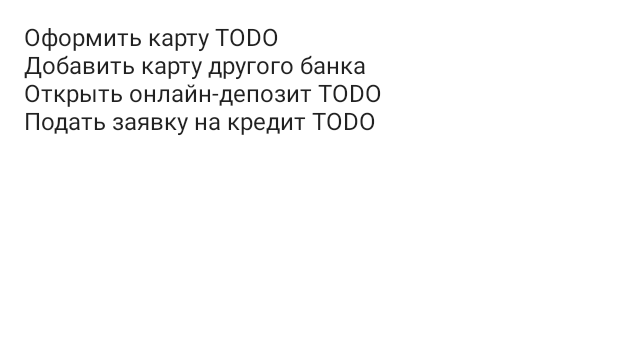
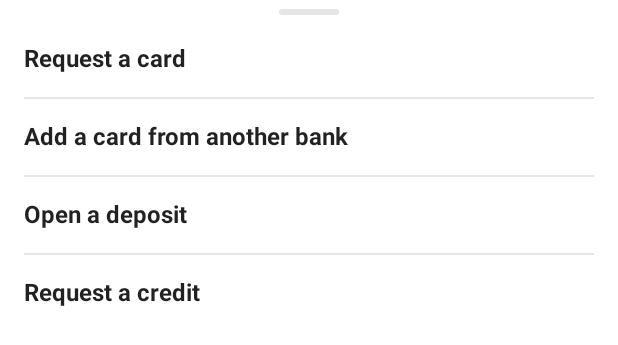
Before and after one commit to FestakEvgeny/PriorCopy, an Android app built with Jetpack Compose: the @Preview function AddMyProductBottomSheetComponentPreview, on a phone screen of 412 x 824 dp. Shown: the top 345 px of the screen. Run offline under Robolectric (Android 15) with nearby library versions, the phone set to English and light mode, and no system bars.

Commit message:
Applied bottom sheet.

```diff
--- a/androidApp/app/src/main/java/fetskovich/evgeny/app/features/ui/core/main/products/ui/myproducts/addproduct/AddMyProductBottomSheetComponent.kt
+++ b/androidApp/app/src/main/java/fetskovich/evgeny/app/features/ui/core/main/products/ui/myproducts/addproduct/AddMyProductBottomSheetComponent.kt
@@ -1,35 +1,130 @@
 package fetskovich.evgeny.app.features.ui.core.main.products.ui.myproducts.addproduct
 
+import androidx.compose.foundation.clickable
 import androidx.compose.foundation.layout.Column
-import androidx.compose.foundation.layout.fillMaxHeight
-import androidx.compose.foundation.layout.fillMaxSize
+import androidx.compose.foundation.layout.Spacer
 import androidx.compose.foundation.layout.fillMaxWidth
+import androidx.compose.foundation.layout.height
 import androidx.compose.foundation.layout.padding
-import androidx.compose.material.BottomSheetScaffold
+import androidx.compose.material.Divider
+import androidx.compose.material.MaterialTheme
 import androidx.compose.material.Text
 import androidx.compose.runtime.Composable
+import androidx.compose.ui.Alignment
 import androidx.compose.ui.Modifier
+import androidx.compose.ui.res.stringResource
 import androidx.compose.ui.tooling.preview.Preview
 import androidx.compose.ui.unit.dp
+import fetskovich.evgeny.components.separators.OvalSeparator
+import fetskovich.evgeny.presentation.theme.ApplicationTheme
 import fetskovich.evgeny.presentation.theme.BasicTheme
+import fetskovich.evgeny.recipeskmm.app.R
+
+private val itemModifier = Modifier
+    .padding(
+        top = 16.dp
+    )
 
 @Composable
-fun AddMyProductBottomSheetComponent() {
+fun AddMyProductBottomSheetComponent(
+    createCardClick: () -> Unit,
+    createCardOfAnotherBankClick: () -> Unit,
+    openOnlineDeposit: () -> Unit,
+    requestForOpenCredit: () -> Unit,
+) {
+
+    val dividerColor = ApplicationTheme.colors.onBackground.copy(
+        alpha = 0.1f,
+    )
+
+    val textStyle = MaterialTheme.typography.subtitle2
 
     Column(
         modifier = Modifier
             .fillMaxWidth()
-            .fillMaxHeight(0.5f)
-            .padding(16.dp)
+            .padding(
+                start = 16.dp,
+                end = 16.dp,
+                bottom = 16.dp,
+            )
     ) {
 
-        Text(text = "Оформить карту TODO")
+        Spacer(
+            modifier = Modifier
+                .height(6.dp)
+        )
 
-        Text(text = "Добавить карту другого банка")
+        OvalSeparator(
+            color = dividerColor,
+            height = 4.dp,
+            width = 40.dp,
+            modifier = Modifier
+                .align(Alignment.CenterHorizontally)
+        )
 
-        Text(text = "Открыть онлайн-депозит TODO")
+        Spacer(
+            modifier = Modifier
+                .height(20.dp)
+        )
 
-        Text(text = "Подать заявку на кредит TODO")
+        Text(
+            text = stringResource(id = R.string.products_screen_add_product_card),
+            style = textStyle,
+            modifier = Modifier
+                .clickable(
+                    onClick = createCardClick
+                )
+        )
+
+        Divider(
+            color = dividerColor,
+            modifier = itemModifier
+                .fillMaxWidth(),
+        )
+
+        Text(
+            text = stringResource(id = R.string.products_screen_add_product_card_another_bank),
+            style = textStyle,
+            modifier = itemModifier
+                .clickable(
+                    onClick = createCardOfAnotherBankClick
+                ),
+        )
+
+        Divider(
+            color = dividerColor,
+            modifier = itemModifier
+                .fillMaxWidth(),
+        )
+
+        Text(
+            text = stringResource(id = R.string.products_screen_add_product_deposit),
+            style = textStyle,
+            modifier = itemModifier
+                .clickable(
+                    onClick = openOnlineDeposit
+                ),
+        )
+
+        Divider(
+            color = dividerColor,
+            modifier = itemModifier
+                .fillMaxWidth(),
+        )
+
+        Text(
+            text = stringResource(id = R.string.products_screen_add_product_credit),
+            style = textStyle,
+            modifier = itemModifier
+                .clickable(
+                    onClick = requestForOpenCredit
+                ),
+        )
+
+        Spacer(
+            modifier = Modifier
+                .height(14.dp)
+        )
     }
 }
 
@@ -37,6 +132,11 @@ fun AddMyProductBottomSheetComponent() {
 @Composable
 private fun AddMyProductBottomSheetComponentPreview() {
     BasicTheme {
-        AddMyProductBottomSheetComponent()
+        AddMyProductBottomSheetComponent(
+            createCardClick = {},
+            createCardOfAnotherBankClick = {},
+            openOnlineDeposit = {},
+            requestForOpenCredit = {},
+        )
     }
 }
--- a/androidApp/app/src/main/java/fetskovich/evgeny/app/features/ui/core/main/products/ui/myproducts/cards/CardListComponent.kt
+++ b/androidApp/app/src/main/java/fetskovich/evgeny/app/features/ui/core/main/products/ui/myproducts/cards/CardListComponent.kt
@@ -81,7 +81,7 @@ private fun CardNotFoundComponent(
         ) {
 
             Text(
-                text = stringResource(id = R.string.prodcuts_screen_my_products_no_cards),
+                text = stringResource(id = R.string.products_screen_my_products_no_cards),
                 style = MaterialTheme.typography.caption,
                 color = ApplicationTheme.colors.primaryVariant,
             )
--- a/androidApp/app/src/main/java/fetskovich/evgeny/app/features/ui/core/main/products/ui/myproducts/credits/CreditsListComponent.kt
+++ b/androidApp/app/src/main/java/fetskovich/evgeny/app/features/ui/core/main/products/ui/myproducts/credits/CreditsListComponent.kt
@@ -5,8 +5,6 @@ import androidx.compose.foundation.layout.Column
 import androidx.compose.foundation.layout.Row
 import androidx.compose.foundation.layout.fillMaxWidth
 import androidx.compose.foundation.layout.padding
-import androidx.compose.foundation.lazy.LazyRow
-import androidx.compose.foundation.lazy.items
 import androidx.compose.material.Card
 import androidx.compose.material.MaterialTheme
 import androidx.compose.material.Text
@@ -55,7 +53,7 @@ private fun CreditsNotFoundComponent(
         ) {
 
             Text(
-                text = stringResource(id = R.string.prodcuts_screen_my_products_no_credits),
+                text = stringResource(id = R.string.products_screen_my_products_no_credits),
                 style = MaterialTheme.typography.caption,
                 color = ApplicationTheme.colors.primaryVariant,
             )
--- a/androidApp/app/src/main/java/fetskovich/evgeny/app/features/ui/core/main/products/ui/myproducts/deposits/DepositsListComponent.kt
+++ b/androidApp/app/src/main/java/fetskovich/evgeny/app/features/ui/core/main/products/ui/myproducts/deposits/DepositsListComponent.kt
@@ -53,7 +53,7 @@ private fun DepositsNotFoundComponent(
         ) {
 
             Text(
-                text = stringResource(id = R.string.prodcuts_screen_my_products_no_deposits),
+                text = stringResource(id = R.string.products_screen_my_products_no_deposits),
                 style = MaterialTheme.typography.caption,
                 color = ApplicationTheme.colors.primaryVariant,
             )
--- a/androidApp/app/src/main/res/values/strings.xml
+++ b/androidApp/app/src/main/res/values/strings.xml
@@ -25,10 +25,15 @@
     <string name="products_screen_my_products_cards">Cards</string>
     <string name="products_screen_my_products_credits">Credits</string>
     <string name="products_screen_my_products_deposits">Deposits</string>
-    <string name="prodcuts_screen_my_products_no_cards">You don\'t have any available cards at the moment. You can ask and create a new card</string>
-    <string name="prodcuts_screen_my_products_no_credits">You don\'t have any credits at the moment. You can ask and create a new credit</string>
-    <string name="prodcuts_screen_my_products_no_deposits">You don\'t have any available deposits or payments. You can offer and create a new deposit</string>
+    <string name="products_screen_my_products_no_cards">You don\'t have any available cards at the moment. You can ask and create a new card</string>
+    <string name="products_screen_my_products_no_credits">You don\'t have any credits at the moment. You can ask and create a new credit</string>
+    <string name="products_screen_my_products_no_deposits">You don\'t have any available deposits or payments. You can offer and create a new deposit</string>
     <string name="products_screen_my_products_create_now">Create now</string>
 
+    <!-- Add My Product Bottom Sheet -->
+    <string name="products_screen_add_product_card">Request a card</string>
+    <string name="products_screen_add_product_card_another_bank">Add a card from another bank</string>
+    <string name="products_screen_add_product_deposit">Open a deposit</string>
+    <string name="products_screen_add_product_credit">Request a credit</string>
 
 </resources>
--- /dev/null
+++ b/androidApp/presentation/components/src/main/java/fetskovich/evgeny/components/separators/OvalSeparator.kt
@@ -0,0 +1,45 @@
+package fetskovich.evgeny.components.separators
+
+import androidx.compose.foundation.background
+import androidx.compose.foundation.layout.Box
+import androidx.compose.foundation.layout.height
+import androidx.compose.foundation.layout.width
+import androidx.compose.foundation.shape.RoundedCornerShape
+import androidx.compose.runtime.Composable
+import androidx.compose.ui.Modifier
+import androidx.compose.ui.draw.clip
+import androidx.compose.ui.graphics.Color
+import androidx.compose.ui.tooling.preview.Preview
+import androidx.compose.ui.unit.Dp
+import androidx.compose.ui.unit.dp
+import fetskovich.evgeny.presentation.theme.BasicTheme
+
+@Composable
+fun OvalSeparator(
+    color: Color,
+    height: Dp,
+    width: Dp,
+    modifier: Modifier,
+) {
+
+    Box(
+        modifier = modifier
+        .height(height)
+        .width(width)
+            .clip(RoundedCornerShape(22.dp))
+            .background(color)
+    )
+}
+
+@Preview
+@Composable
+private fun OvalSeparatorPreview() {
+    BasicTheme {
+        OvalSeparator(
+            color = Color.Cyan,
+            height = 4.dp,
+            width = 70.dp,
+            modifier = Modifier
+        )
+    }
+}
```
Also changed, not shown: androidApp/app/src/main/java/fetskovich/evgeny/app/features/ui/core/main/products/ProductsScreen.kt (+34 -12 lines), androidApp/app/src/main/java/fetskovich/evgeny/app/features/ui/core/main/products/ui/myproducts/types/MyProductTypes.kt (+5 -5 lines), 1 other file.
